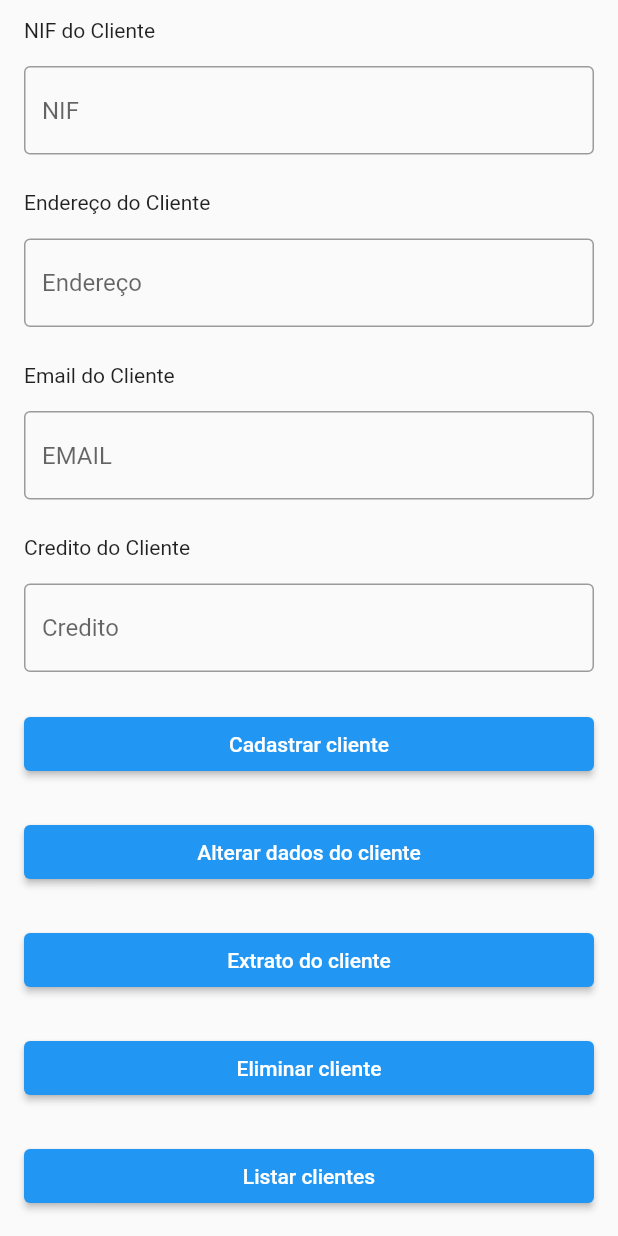
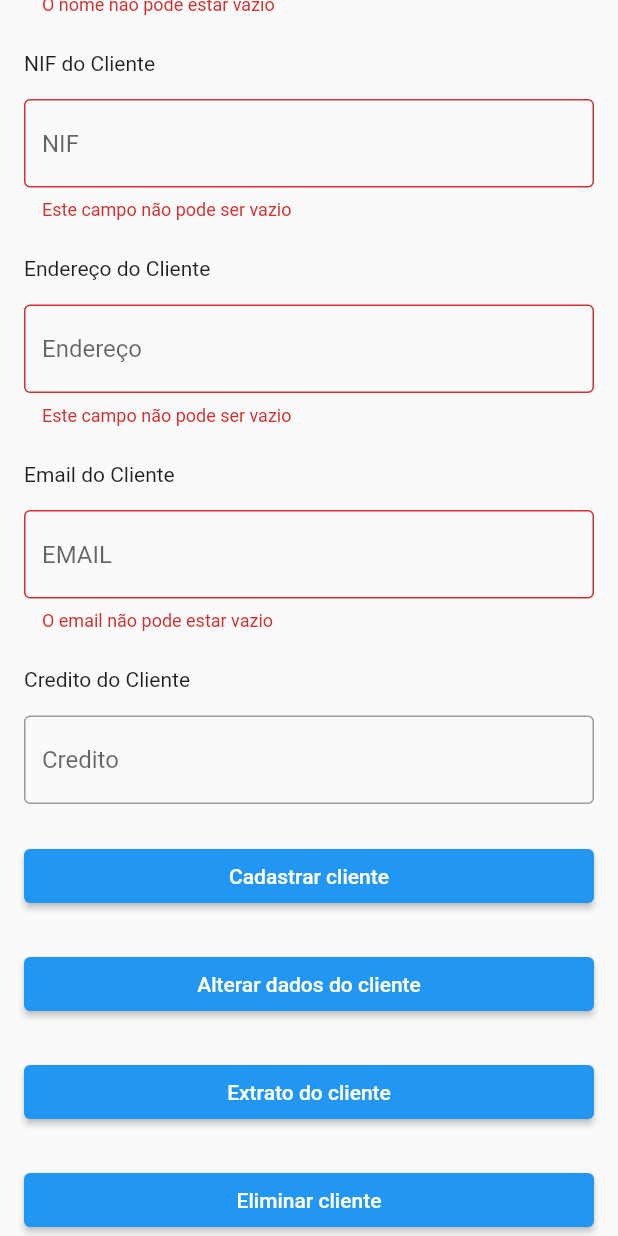
Before and after one commit to Joao-Neto-DH/Sistema-de-gestao-comercial-e-faturacao, a Flutter app: the ClienteScreen widget shown alone on an empty page, opened directly, scrolled down 190 dp, after a tap on "Cadastrar cliente", on a phone screen of 412 x 824 dp. Run offline on Flutter 3.47's test engine with Material 2 defaults, Android fonts, the phone set to English and light mode, and no system bars; our stand-ins replace image_picker, sqflite; accounts and stored records are empty.

Commit message:
Cadastro de cliente DB

```diff
--- a/lib/dao/produto_dao.dart
+++ b/lib/dao/produto_dao.dart
@@ -21,7 +21,7 @@ class ProdutoDAO {
 
   Future<int> insert(ProdutoModel produto) async {
     var db = await DB.instace.database;
-    return db!.insert(_table, {}); //  preencher
+    return db!.insert(_table, produto.toMap); //  preencher
   }
 
   Future<int> update(ProdutoModel produto) async {
--- a/lib/main.dart
+++ b/lib/main.dart
@@ -41,7 +41,7 @@ class GestaoComercial extends StatelessWidget {
         "/produtos": (context) => MainScreen(
             title: "Produtos/Serviços", body: const ProdutosServicos()),
         "/clientes": (context) =>
-            MainScreen(title: "Clientes", body: const ClienteScreen()),
+            MainScreen(title: "Clientes", body: ClienteScreen()),
         "/definiçoes": (context) =>
             MainScreen(title: "Definiçoes", body: const DefinicoesScreen()),
         "/stock": (context) =>
--- a/lib/model/db.dart
+++ b/lib/model/db.dart
@@ -80,8 +80,6 @@ class DB {
         email    VARCHAR (60)   NOT NULL,
         credito  DECIMAL (8, 2),
         UNIQUE (
-            nome,
-            endereco,
             nif,
             email
         )
--- a/lib/validator.dart
+++ b/lib/validator.dart
@@ -32,7 +32,7 @@ class Validator {
     return null;
   }
 
-  static String? validateNotEmpty(String value) {
-    return value.isEmpty ? "Este campo não pode ser vazio" : null;
+  static String? validateNotEmpty(String? value) {
+    return value!.trim().isEmpty ? "Este campo não pode ser vazio" : null;
   }
 }
--- a/lib/view/cliente/cliente_screen.dart
+++ b/lib/view/cliente/cliente_screen.dart
@@ -1,4 +1,5 @@
 import 'package:flutter/material.dart';
+import 'package:sistema_de_gestao_comercial/validator.dart';
 import '../../dao/cliente_dao.dart';
 
 import '../../util.dart';
@@ -6,11 +7,19 @@ import '../components/text_form_field_decorated.dart';
 import '../../model/cliente_model.dart';
 
 class ClienteScreen extends StatelessWidget {
-  const ClienteScreen({Key? key}) : super(key: key);
+  final formKey = GlobalKey<FormState>();
+  final nifController = TextEditingController();
+  final creditoController = TextEditingController();
+  final nomeController = TextEditingController();
+  final enderecoController = TextEditingController();
+  final emailController = TextEditingController();
+
+  ClienteScreen({Key? key}) : super(key: key);
 
   @override
   Widget build(BuildContext context) {
     return Form(
+        key: formKey,
         child: SingleChildScrollView(
           padding: AppUtil.paddingBody,
           child: Column(
@@ -22,7 +31,8 @@ class ClienteScreen extends StatelessWidget {
                 style: AppUtil.styleHeader,
               ),
               AppUtil.spaceLabelField,
-          const Text.rich(TextSpan(text: "Os campos marcados com (", children: [
+              const Text.rich(
+                  TextSpan(text: "Os campos marcados com (", children: [
                 TextSpan(text: "*", style: TextStyle(color: Colors.red)),
                 TextSpan(text: ") sao obrigatorios")
               ])),
@@ -33,6 +43,8 @@ class ClienteScreen extends StatelessWidget {
               AppUtil.spaceLabelField,
               TextFormFieldDecorated(
                 hintText: "Nome",
+                validator: Validator.validateName,
+                controller: nomeController,
               ),
               AppUtil.spaceFields,
               const Text(
@@ -42,6 +54,8 @@ class ClienteScreen extends StatelessWidget {
               AppUtil.spaceLabelField,
               TextFormFieldDecorated(
                 hintText: "NIF",
+                validator: Validator.validateNotEmpty,
+                controller: nifController,
               ),
               AppUtil.spaceFields,
               const Text(
@@ -50,6 +64,8 @@ class ClienteScreen extends StatelessWidget {
               AppUtil.spaceLabelField,
               TextFormFieldDecorated(
                 hintText: "Endereço",
+                validator: Validator.validateNotEmpty,
+                controller: enderecoController,
               ),
               AppUtil.spaceFields,
               const Text(
@@ -58,6 +74,8 @@ class ClienteScreen extends StatelessWidget {
               AppUtil.spaceLabelField,
               TextFormFieldDecorated(
                 hintText: "EMAIL",
+                validator: Validator.validateEmail,
+                controller: emailController,
               ),
               AppUtil.spaceFields,
               const Text(
@@ -66,23 +84,44 @@ class ClienteScreen extends StatelessWidget {
               AppUtil.spaceLabelField,
               TextFormFieldDecorated(
                 hintText: "Credito",
+                controller: creditoController,
               ),
               AppUtil.spaceFields,
               ElevatedButton(
                   onPressed: () async {
-                final res = await _cadastrarClieente(ClienteModel(
-                    nome: "nome",
-                    nif: "nif",
-                    endereco: "endereco",
-                    email: "email",
-                    credito: 10));
+                    if (formKey.currentState!.validate()) {
+                      try {
+                        await _cadastrarClieente(ClienteModel(
+                            nome: nomeController.value.text,
+                            nif: nifController.value.text,
+                            endereco: enderecoController.value.text,
+                            email: emailController.value.text,
+                            credito: creditoController.value.text.isEmpty
+                                ? 0
+                                : double.parse(creditoController.value.text)));
 
-                print(res);
+                        AppUtil.snackBar(
+                            context, "Cliente cadastrado com sucesso");
+                      } catch (e) {
+                        print(e);
+                        AppUtil.snackBar(context,
+                            "Erro ao cadastrar o cliente. Verifique se nao existe um cliente com estes dados e tente novamente");
+                      }
+                    }
+                    // final res = await _cadastrarClieente(ClienteModel(
+                    //     nome: "nome",
+                    //     nif: "nif",
+                    //     endereco: "endereco",
+                    //     email: "email",
+                    //     credito: 10));
+
+                    // print(res);
                   },
                   child: const Text("Cadastrar cliente")),
               AppUtil.spaceFields,
               ElevatedButton(
-              onPressed: () {}, child: const Text("Alterar dados do cliente")),
+                  onPressed: () {},
+                  child: const Text("Alterar dados do cliente")),
               AppUtil.spaceFields,
               ElevatedButton(
                   onPressed: () {}, child: const Text("Extrato do cliente")),
@@ -90,7 +129,8 @@ class ClienteScreen extends StatelessWidget {
               ElevatedButton(
                   onPressed: () {}, child: const Text("Eliminar cliente")),
               AppUtil.spaceFields,
-          ElevatedButton(onPressed: () {}, child: const Text("Listar clientes"))
+              ElevatedButton(
+                  onPressed: () {}, child: const Text("Listar clientes"))
             ],
           ),
         ));
```
Also changed, not shown: lib/view/produtos_servicos/produtos_e_servicos.dart (+42 -2 lines). Lines whose indentation alone changed are shown as unchanged.
